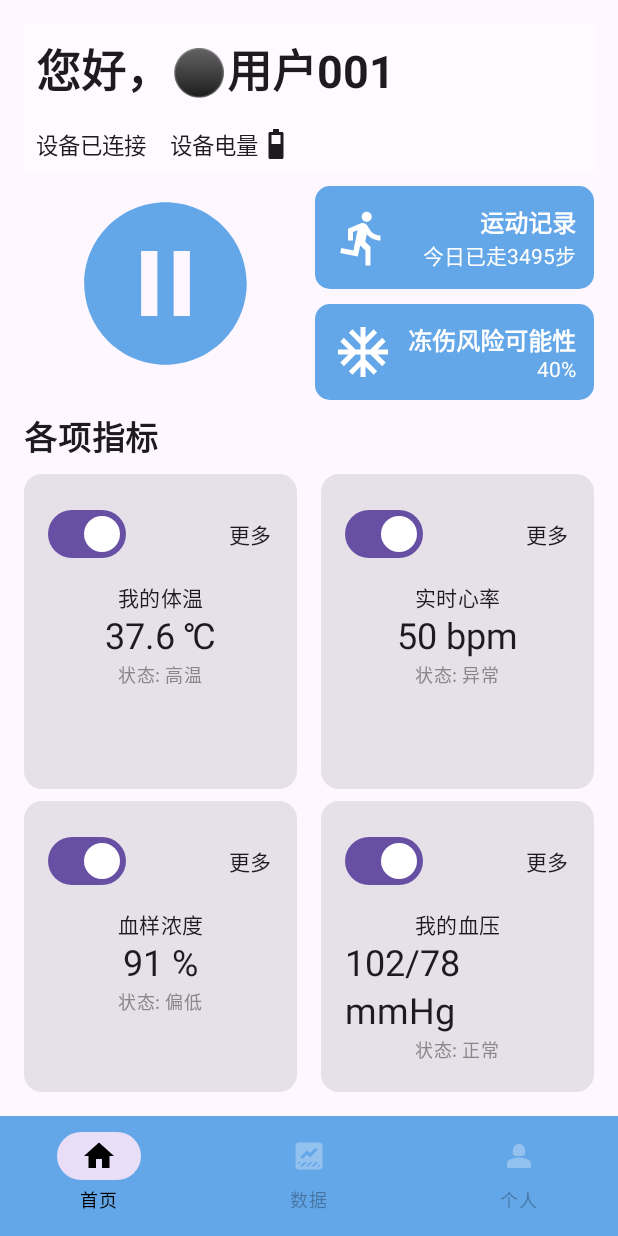
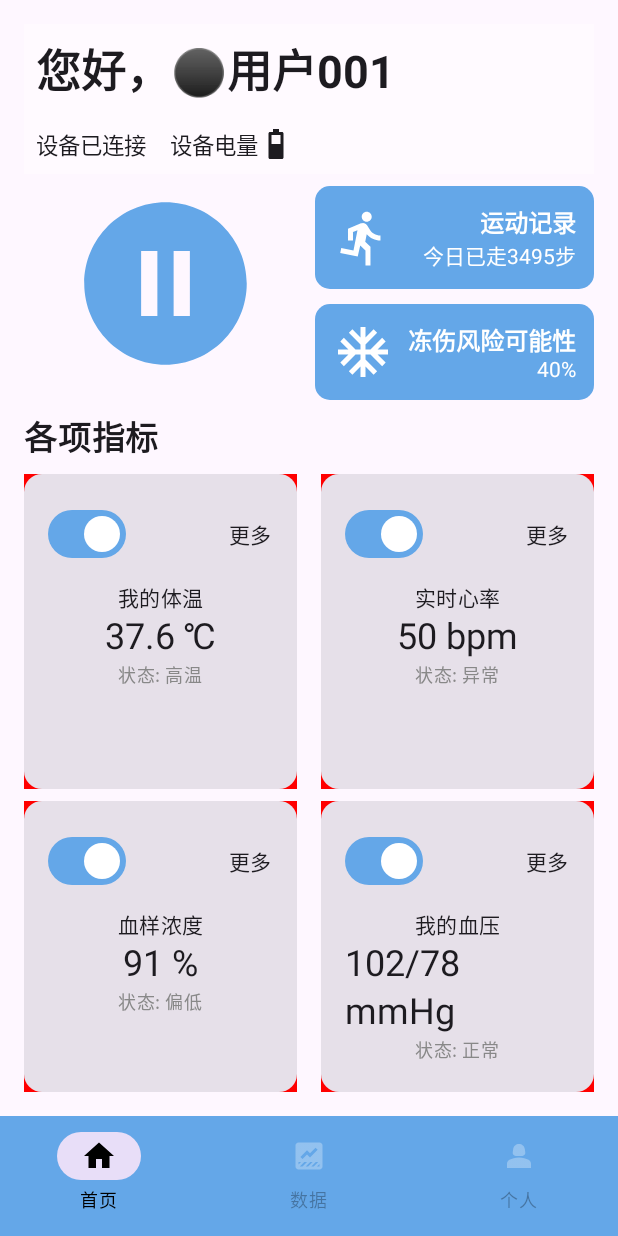
Before and after one commit to longfeiCA/simpleHealthManagement, an Android app built with Jetpack Compose: the screen it shows after launch (MainActivity), on a phone screen of 412 x 824 dp. Run offline under Robolectric (Android 15) with nearby library versions, the phone set to English and light mode, and no system bars.

Commit message:
add switch color

```diff
--- a/app/src/main/java/com/example/simplehealthmanagement/HealthScreen.kt
+++ b/app/src/main/java/com/example/simplehealthmanagement/HealthScreen.kt
@@ -19,6 +19,8 @@ import androidx.compose.ui.graphics.Color
 import androidx.compose.ui.tooling.preview.Preview
 import androidx.compose.ui.unit.dp
 import androidx.compose.runtime.collectAsState
+import androidx.compose.ui.draw.scale
+import androidx.compose.ui.graphics.Brush
 import androidx.compose.ui.text.TextStyle
 import androidx.compose.ui.text.font.FontWeight
 import androidx.compose.ui.text.style.TextAlign
@@ -48,6 +50,7 @@ fun HealthScreen(viewModel: HealthViewModel) {
         unselectedIconColor = Color.White.copy(alpha = 0.3f),
         unselectedTextColor = Color.Black.copy(alpha = 0.3f)
     )
+
 
     Scaffold(
         bottomBar = {
@@ -279,10 +282,20 @@ fun VitalCardWithSwitch(
     onSwitchChange: (Boolean) -> Unit,
     modifier: Modifier = Modifier
 ) {
+    val switchColors = SwitchDefaults.colors(
+        checkedThumbColor = Color.White, // 选中时滑块颜色
+        uncheckedThumbColor = Color.White, // 未选中时滑块颜色
+        checkedTrackColor = Color(0xFF64A7E8), // 选中时轨道颜色
+        uncheckedTrackColor = Color.Gray, // 未选中时轨道颜色
+        checkedBorderColor = Color.Transparent, // 选中时边框颜色
+        uncheckedBorderColor = Color.Transparent, // 未选中时边框颜色
+    )
+
     Card(
         modifier = modifier
             .fillMaxWidth()
-            .height(210.dp),
+            .height(210.dp)
+            .background(Color.Red),
         shape = RoundedCornerShape(12.dp)
     ) {
         Column(
@@ -294,7 +307,13 @@ fun VitalCardWithSwitch(
                 horizontalArrangement = Arrangement.SpaceBetween,
                 verticalAlignment = Alignment.CenterVertically
             ) {
-                Switch(checked = switchState, onCheckedChange = onSwitchChange)
+                Switch(
+                    checked = switchState,
+                    onCheckedChange = onSwitchChange,
+                    modifier= Modifier.scale(1f),
+                    colors = switchColors
+                )
+
                 Text(text = "更多", style = MaterialTheme.typography.bodyMedium)
             }
             Spacer(modifier = Modifier.height(8.dp))
```
